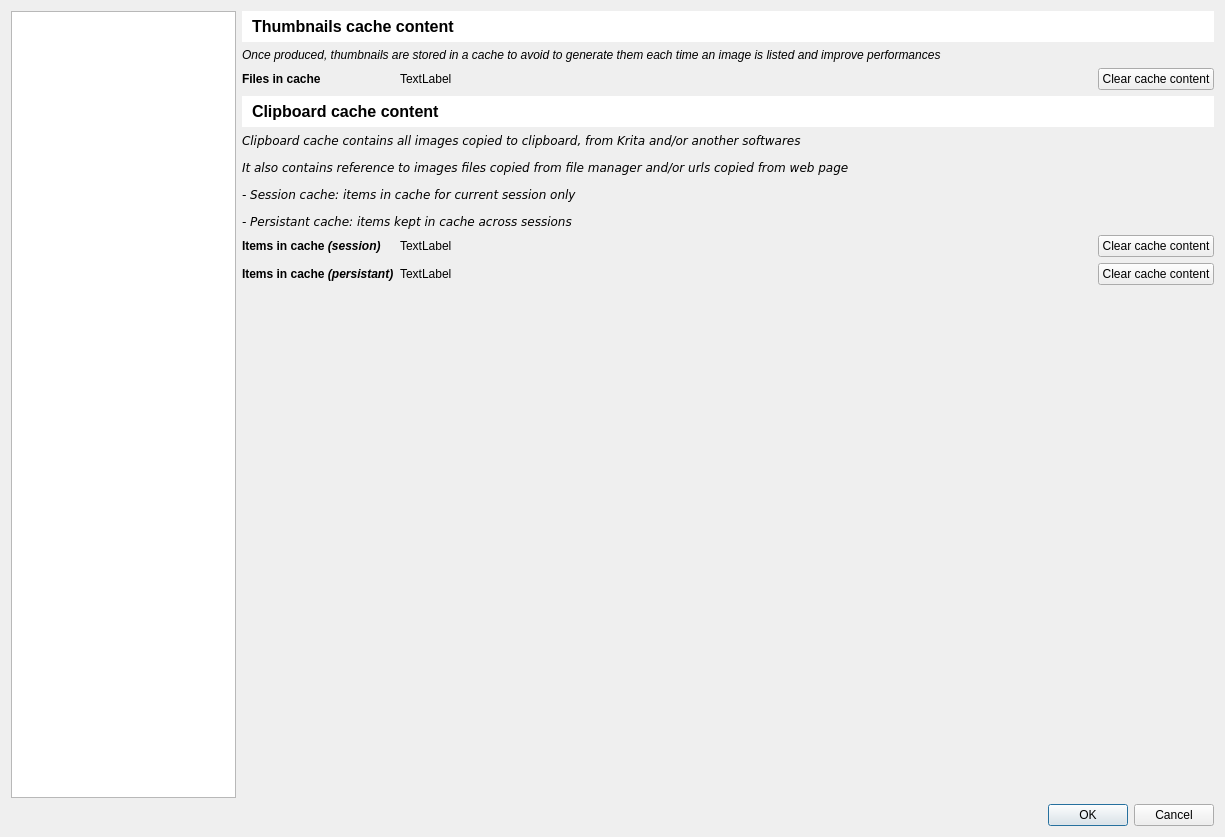
Grum999/BuliCommander, file bulicommander/bulicommander/bc/resources/bcsettings.ui: the form before one commit.
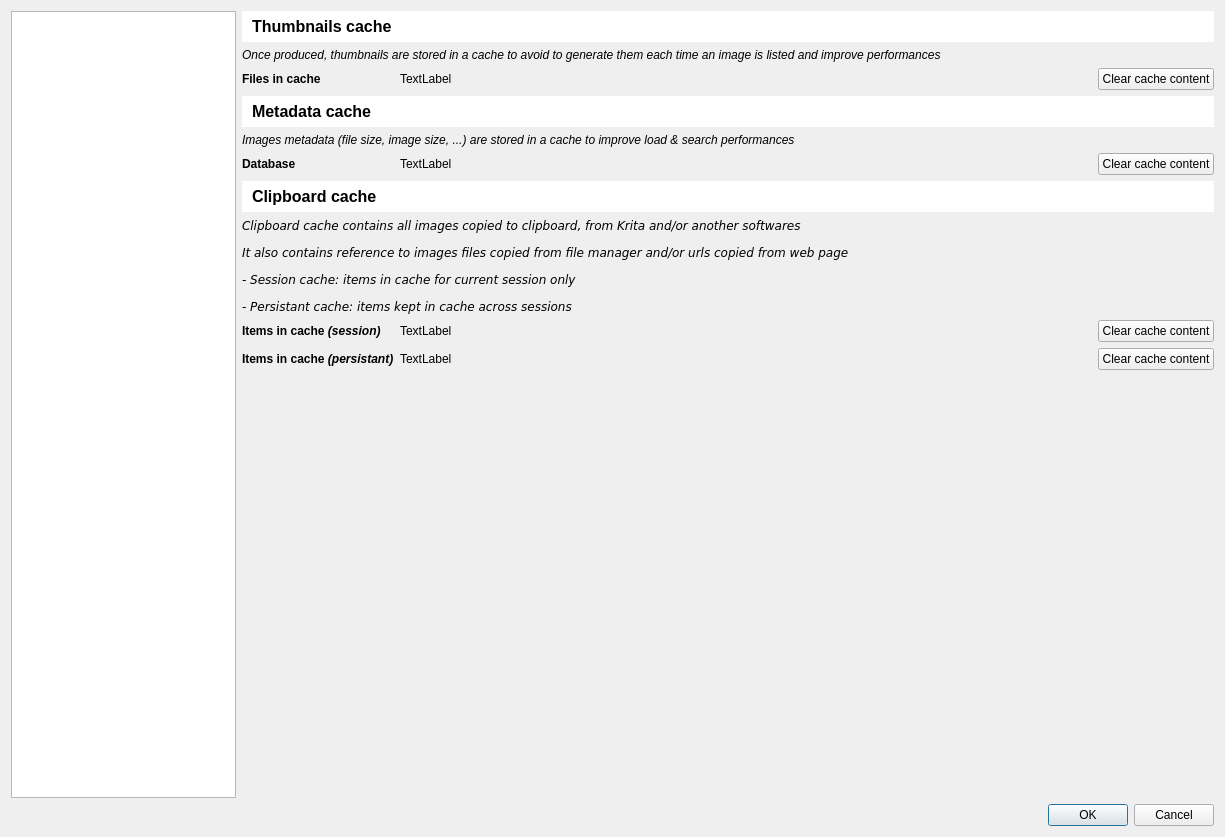
The form after the commit. The open tabs and pages were chosen to show the change. Icons and pictures are not drawn. Custom widgets are drawn as their Qt base class.

Commit message:
Implement search - clear metadata cache
. Add clear metadata cache
. Rename cache names

What changed in the file:
```diff
--- a/bulicommander/bulicommander/bc/resources/bcsettings.ui
+++ b/bulicommander/bulicommander/bc/resources/bcsettings.ui
@@ -1353,44 +1353,20 @@
          </property>
          <item>
           <layout class="QGridLayout" name="gridLayout_2">
-           <item row="2" column="0">
-            <widget class="QLabel" name="label_6">
-             <property name="sizePolicy">
-              <sizepolicy hsizetype="Maximum" vsizetype="Preferred">
-               <horstretch>0</horstretch>
-               <verstretch>0</verstretch>
-              </sizepolicy>
-             </property>
+           <item row="4" column="0" colspan="4">
+            <widget class="QLabel" name="label_25">
              <property name="font">
               <font>
-               <weight>75</weight>
-               <bold>true</bold>
-              </font>
-             </property>
-             <property name="text">
-              <string>Files in cache</string>
-             </property>
-            </widget>
-           </item>
-           <item row="5" column="0" colspan="4">
-            <widget class="QLabel" name="label_18">
-             <property name="font">
-              <font>
-               <family>DejaVu Sans</family>
                <pointsize>9</pointsize>
-               <italic>true</italic>
               </font>
              </property>
              <property name="text">
-              <string>&lt;html&gt;&lt;head/&gt;&lt;body&gt;&lt;p&gt;Clipboard cache contains all images copied to clipboard, from Krita and/or another softwares&lt;/p&gt;&lt;p&gt;It also contains reference to images files copied from file manager and/or urls copied from web page&lt;/p&gt;&lt;p&gt;- Session cache: items in cache for current session only&lt;/p&gt;&lt;p&gt;- Persistant cache: items kept in cache across sessions&lt;/p&gt;&lt;/body&gt;&lt;/html&gt;</string>
-             </property>
-             <property name="textFormat">
-              <enum>Qt::RichText</enum>
+              <string>&lt;html&gt;&lt;head/&gt;&lt;body&gt;&lt;p&gt;&lt;span style=&quot; font-style:italic;&quot;&gt;Images metadata (file size, image size, ...) are stored in a cache to improve load &amp;amp; search performances&lt;/span&gt;&lt;/p&gt;&lt;/body&gt;&lt;/html&gt;</string>
              </property>
             </widget>
            </item>
-           <item row="6" column="0">
-            <widget class="QLabel" name="label_19">
+           <item row="9" column="0">
+            <widget class="QLabel" name="label_21">
              <property name="font">
               <font>
                <weight>75</weight>
@@ -1398,7 +1374,7 @@
               </font>
              </property>
              <property name="text">
-              <string>&lt;html&gt;&lt;head/&gt;&lt;body&gt;&lt;p&gt;Items in cache &lt;span style=&quot; font-style:italic;&quot;&gt;(session)&lt;/span&gt;&lt;/p&gt;&lt;/body&gt;&lt;/html&gt;</string>
+              <string>&lt;html&gt;&lt;head/&gt;&lt;body&gt;&lt;p&gt;Items in cache &lt;span style=&quot; font-style:italic;&quot;&gt;(persistant)&lt;/span&gt;&lt;/p&gt;&lt;/body&gt;&lt;/html&gt;</string>
              </property>
             </widget>
            </item>
@@ -1424,25 +1400,35 @@
               <string notr="true">background-color: palette(light);padding: 6;</string>
              </property>
              <property name="text">
-              <string>Thumbnails cache content</string>
+              <string>Thumbnails cache</string>
              </property>
              <property name="margin">
               <number>4</number>
              </property>
             </widget>
            </item>
-           <item row="8" column="0" colspan="4">
-            <spacer name="verticalSpacer_2">
-             <property name="orientation">
-              <enum>Qt::Vertical</enum>
+           <item row="8" column="0">
+            <widget class="QLabel" name="label_19">
+             <property name="font">
+              <font>
+               <weight>75</weight>
+               <bold>true</bold>
+              </font>
              </property>
-             <property name="sizeHint" stdset="0">
-              <size>
-               <width>20</width>
-               <height>40</height>
-              </size>
+             <property name="text">
+              <string>&lt;html&gt;&lt;head/&gt;&lt;body&gt;&lt;p&gt;Items in cache &lt;span style=&quot; font-style:italic;&quot;&gt;(session)&lt;/span&gt;&lt;/p&gt;&lt;/body&gt;&lt;/html&gt;</string>
              </property>
-            </spacer>
+            </widget>
+           </item>
+           <item row="8" column="1" colspan="2">
+            <widget class="QLabel" name="lblCCINbItemsAndSizeCS">
+             <property name="toolTip">
+              <string>&lt;html&gt;&lt;head/&gt;&lt;body&gt;&lt;p&gt;Number of clipboard items in cache and total used size&lt;/p&gt;&lt;/body&gt;&lt;/html&gt;</string>
+             </property>
+             <property name="text">
+              <string>TextLabel</string>
+             </property>
+            </widget>
            </item>
            <item row="1" column="0" colspan="4">
             <widget class="QLabel" name="label_9">
@@ -1465,18 +1451,28 @@
              </property>
             </widget>
            </item>
-           <item row="6" column="1" colspan="2">
-            <widget class="QLabel" name="lblCCINbItemsAndSizeCS">
-             <property name="toolTip">
-              <string>&lt;html&gt;&lt;head/&gt;&lt;body&gt;&lt;p&gt;Number of clipboard items in cache and total used size&lt;/p&gt;&lt;/body&gt;&lt;/html&gt;</string>
+           <item row="6" column="0" colspan="4">
+            <widget class="QLabel" name="label_17">
+             <property name="font">
+              <font>
+               <pointsize>12</pointsize>
+               <weight>75</weight>
+               <bold>true</bold>
+              </font>
+             </property>
+             <property name="styleSheet">
+              <string notr="true">background-color: palette(light);padding: 6;</string>
              </property>
              <property name="text">
-              <string>TextLabel</string>
+              <string>Clipboard cache</string>
+             </property>
+             <property name="margin">
+              <number>4</number>
              </property>
             </widget>
            </item>
-           <item row="6" column="3">
-            <widget class="QPushButton" name="pbCCIClearCacheCS">
+           <item row="9" column="3">
+            <widget class="QPushButton" name="pbCCIClearCacheCP">
              <property name="text">
               <string>Clear cache content</string>
              </property>
@@ -1495,36 +1491,46 @@
              </property>
             </widget>
            </item>
-           <item row="4" column="0" colspan="4">
-            <widget class="QLabel" name="label_17">
+           <item row="2" column="0">
+            <widget class="QLabel" name="label_6">
+             <property name="sizePolicy">
+              <sizepolicy hsizetype="Maximum" vsizetype="Preferred">
+               <horstretch>0</horstretch>
+               <verstretch>0</verstretch>
+              </sizepolicy>
+             </property>
              <property name="font">
               <font>
-               <pointsize>12</pointsize>
                <weight>75</weight>
                <bold>true</bold>
               </font>
              </property>
-             <property name="styleSheet">
-              <string notr="true">background-color: palette(light);padding: 6;</string>
-             </property>
              <property name="text">
-              <string>Clipboard cache content</string>
+              <string>Files in cache</string>
              </property>
-             <property name="margin">
-              <number>4</number>
-             </property>
             </widget>
            </item>
-           <item row="7" column="0">
-            <widget class="QLabel" name="label_21">
+           <item row="7" column="0" colspan="4">
+            <widget class="QLabel" name="label_18">
              <property name="font">
               <font>
-               <weight>75</weight>
-               <bold>true</bold>
+               <family>DejaVu Sans</family>
+               <pointsize>9</pointsize>
+               <italic>true</italic>
               </font>
              </property>
              <property name="text">
-              <string>&lt;html&gt;&lt;head/&gt;&lt;body&gt;&lt;p&gt;Items in cache &lt;span style=&quot; font-style:italic;&quot;&gt;(persistant)&lt;/span&gt;&lt;/p&gt;&lt;/body&gt;&lt;/html&gt;</string>
+              <string>&lt;html&gt;&lt;head/&gt;&lt;body&gt;&lt;p&gt;Clipboard cache contains all images copied to clipboard, from Krita and/or another softwares&lt;/p&gt;&lt;p&gt;It also contains reference to images files copied from file manager and/or urls copied from web page&lt;/p&gt;&lt;p&gt;- Session cache: items in cache for current session only&lt;/p&gt;&lt;p&gt;- Persistant cache: items kept in cache across sessions&lt;/p&gt;&lt;/body&gt;&lt;/html&gt;</string>
+             </property>
+             <property name="textFormat">
+              <enum>Qt::RichText</enum>
+             </property>
+            </widget>
+           </item>
+           <item row="8" column="3">
+            <widget class="QPushButton" name="pbCCIClearCacheCS">
+             <property name="text">
+              <string>Clear cache content</string>
              </property>
             </widget>
            </item>
@@ -1538,7 +1544,7 @@
              </property>
             </widget>
            </item>
-           <item row="7" column="1" colspan="2">
+           <item row="9" column="1" colspan="2">
             <widget class="QLabel" name="lblCCINbItemsAndSizeCP">
              <property name="toolTip">
               <string>&lt;html&gt;&lt;head/&gt;&lt;body&gt;&lt;p&gt;Number of clipboard items in cache and total used size&lt;/p&gt;&lt;/body&gt;&lt;/html&gt;</string>
@@ -1548,8 +1554,61 @@
              </property>
             </widget>
            </item>
-           <item row="7" column="3">
-            <widget class="QPushButton" name="pbCCIClearCacheCP">
+           <item row="10" column="0" colspan="4">
+            <spacer name="verticalSpacer_2">
+             <property name="orientation">
+              <enum>Qt::Vertical</enum>
+             </property>
+             <property name="sizeHint" stdset="0">
+              <size>
+               <width>20</width>
+               <height>40</height>
+              </size>
+             </property>
+            </spacer>
+           </item>
+           <item row="3" column="0" colspan="4">
+            <widget class="QLabel" name="label_24">
+             <property name="font">
+              <font>
+               <pointsize>12</pointsize>
+               <weight>75</weight>
+               <bold>true</bold>
+              </font>
+             </property>
+             <property name="styleSheet">
+              <string notr="true">background-color: palette(light);padding: 6;</string>
+             </property>
+             <property name="text">
+              <string>Metadata cache</string>
+             </property>
+             <property name="margin">
+              <number>4</number>
+             </property>
+            </widget>
+           </item>
+           <item row="5" column="0">
+            <widget class="QLabel" name="label_26">
+             <property name="font">
+              <font>
+               <weight>75</weight>
+               <bold>true</bold>
+              </font>
+             </property>
+             <property name="text">
+              <string>Database</string>
+             </property>
+            </widget>
+           </item>
+           <item row="5" column="1" colspan="2">
+            <widget class="QLabel" name="lblCCIDbCache">
+             <property name="text">
+              <string>TextLabel</string>
+             </property>
+            </widget>
+           </item>
+           <item row="5" column="3">
+            <widget class="QPushButton" name="pbCCIClearCacheMD">
              <property name="text">
               <string>Clear cache content</string>
              </property>
```
Left out of the diff: 18 changed lines with no effect on the pictures. The commit also changes 2 other files.
